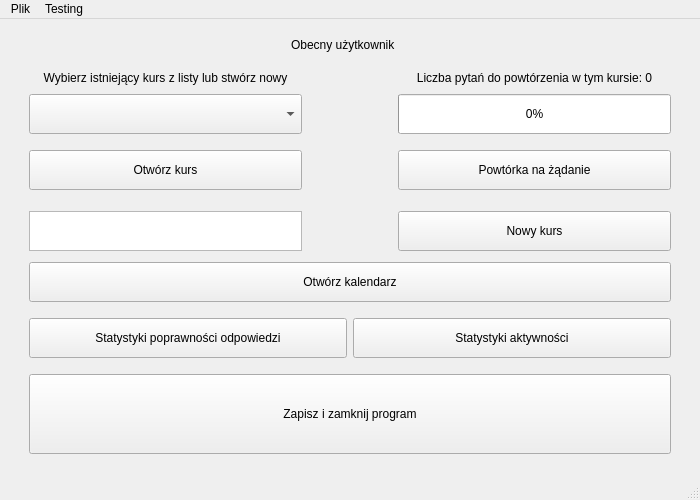
Before: the Qt Designer form forms/MainMenuWindow.ui in wshknmt/QT-SuperMemo, drawn with Qt 5.
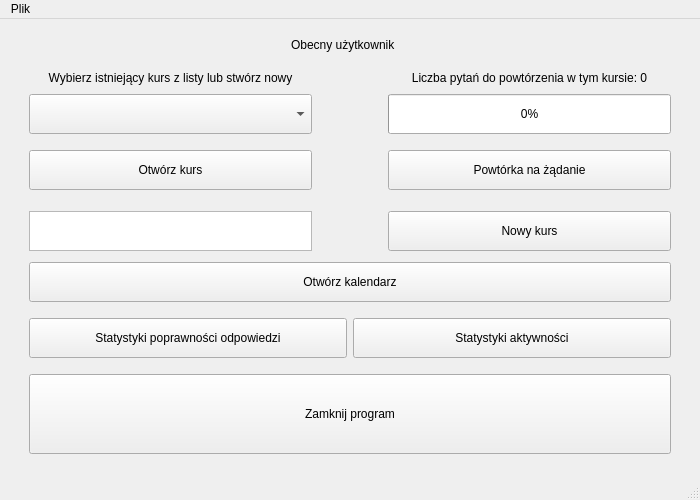
After: the same form once the commit is applied.

Diff of the .ui file:
```diff
--- a/forms/MainMenuWindow.ui
+++ b/forms/MainMenuWindow.ui
@@ -52,7 +52,7 @@
         </property>
         <property name="sizeHint" stdset="0">
          <size>
-          <width>90</width>
+          <width>70</width>
           <height>20</height>
          </size>
         </property>
@@ -107,7 +107,7 @@
         </property>
         <property name="sizeHint" stdset="0">
          <size>
-          <width>90</width>
+          <width>70</width>
           <height>20</height>
          </size>
         </property>
@@ -201,7 +201,7 @@
         </property>
         <property name="sizeHint" stdset="0">
          <size>
-          <width>90</width>
+          <width>70</width>
           <height>20</height>
          </size>
         </property>
@@ -365,7 +365,7 @@
        </size>
       </property>
       <property name="text">
-       <string>Zapisz i zamknij program</string>
+       <string>Zamknij program</string>
       </property>
      </widget>
     </item>
@@ -410,16 +410,7 @@
     <addaction name="actionHelp"/>
     <addaction name="actionExit"/>
    </widget>
-   <widget class="QMenu" name="menuUpdateCB">
-    <property name="title">
-     <string>Testing</string>
-    </property>
-    <addaction name="actionPrint_Courses_to_console"/>
-    <addaction name="actionChange_User"/>
-    <addaction name="actionWarpTime"/>
-   </widget>
    <addaction name="menuFile"/>
-   <addaction name="menuUpdateCB"/>
   </widget>
   <widget class="QStatusBar" name="statusbar"/>
   <action name="actionDelete_selected_course">
```
Left out of the diff: 41 changed lines with no effect on the pictures.
